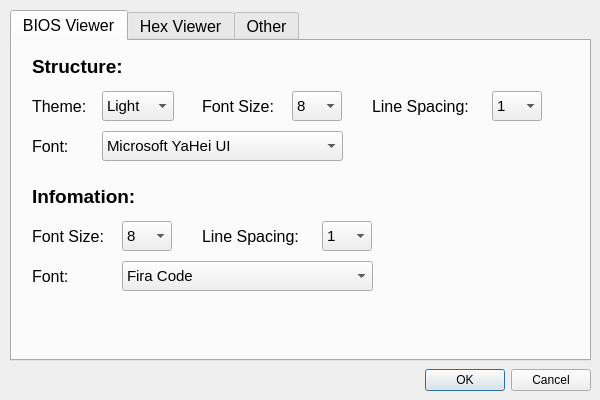
Qt form SettingsDialog.ui (stephan-zhuchen/BIOS-Viewer) before a commit.
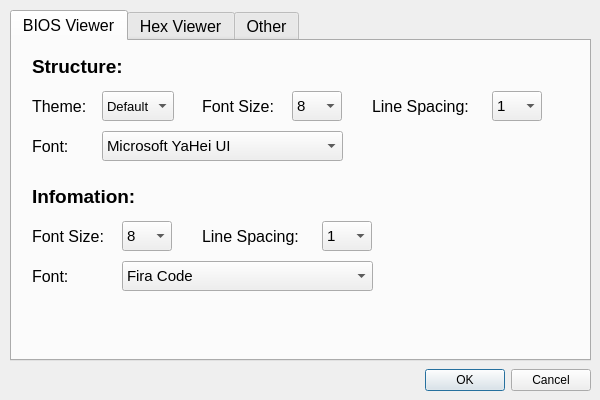
The same form after that commit. The open tabs and pages were chosen to show the change.

Commit message: BIOS Viewer 0.9.4 1. add theme setting; 2. add binary Ascii search

What changed in the file:
```diff
--- a/SettingsDialog.ui
+++ b/SettingsDialog.ui
@@ -100,9 +100,14 @@
      </property>
      <property name="font">
       <font>
-       <pointsize>11</pointsize>
+       <pointsize>10</pointsize>
       </font>
      </property>
+     <item>
+      <property name="text">
+       <string>Default</string>
+      </property>
+     </item>
      <item>
       <property name="text">
        <string>Light</string>
```
Left out of the diff: 7 changed lines with no effect on the pictures. The commit also changes 456 other files.
